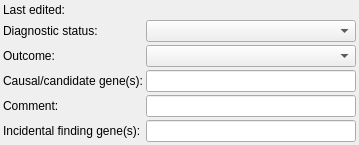
The window that src/GSvar/DiagnosticStatusWidget.ui (imgag/ngs-bits) describes before a commit, drawn with Qt 5.
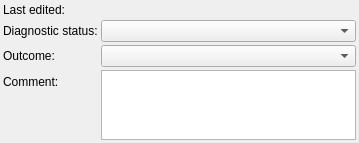
The same window after the commit.

```diff
--- a/src/GSvar/DiagnosticStatusWidget.ui
+++ b/src/GSvar/DiagnosticStatusWidget.ui
@@ -76,19 +76,6 @@
     <widget class="QComboBox" name="outcome"/>
    </item>
    <item row="3" column="0">
-    <widget class="QLabel" name="label_3">
-     <property name="toolTip">
-      <string>&lt;html&gt;&lt;head/&gt;&lt;body&gt;&lt;p&gt;Comma-separated list of genes that are causal for the patient's phenotype.&lt;/p&gt;&lt;/body&gt;&lt;/html&gt;</string>
-     </property>
-     <property name="text">
-      <string>Causal/candidate gene(s):</string>
-     </property>
-    </widget>
-   </item>
-   <item row="3" column="1">
-    <widget class="QLineEdit" name="genes_causal"/>
-   </item>
-   <item row="4" column="0">
     <widget class="QLabel" name="label_8">
      <property name="toolTip">
       <string>&lt;html&gt;&lt;head/&gt;&lt;body&gt;&lt;p&gt;Further explaination of the findings, e.g.:&lt;br/&gt;- variant type: SNV/InDel/CNV/SV&lt;br/&gt;- if the variant occurs as a mosaik&lt;/p&gt;&lt;/body&gt;&lt;/html&gt;</string>
@@ -98,21 +85,8 @@
      </property>
     </widget>
    </item>
-   <item row="4" column="1">
-    <widget class="QLineEdit" name="comment"/>
-   </item>
-   <item row="5" column="0">
-    <widget class="QLabel" name="label_6">
-     <property name="toolTip">
-      <string>Comma-separated list of genes with incidental findings.</string>
-     </property>
-     <property name="text">
-      <string>Incidental finding gene(s):</string>
-     </property>
-    </widget>
-   </item>
-   <item row="5" column="1">
-    <widget class="QLineEdit" name="genes_incidental"/>
+   <item row="3" column="1">
+    <widget class="QPlainTextEdit" name="comment"/>
    </item>
   </layout>
  </widget>
```
Left out of the diff: 2 changed lines with no effect on the pictures.
